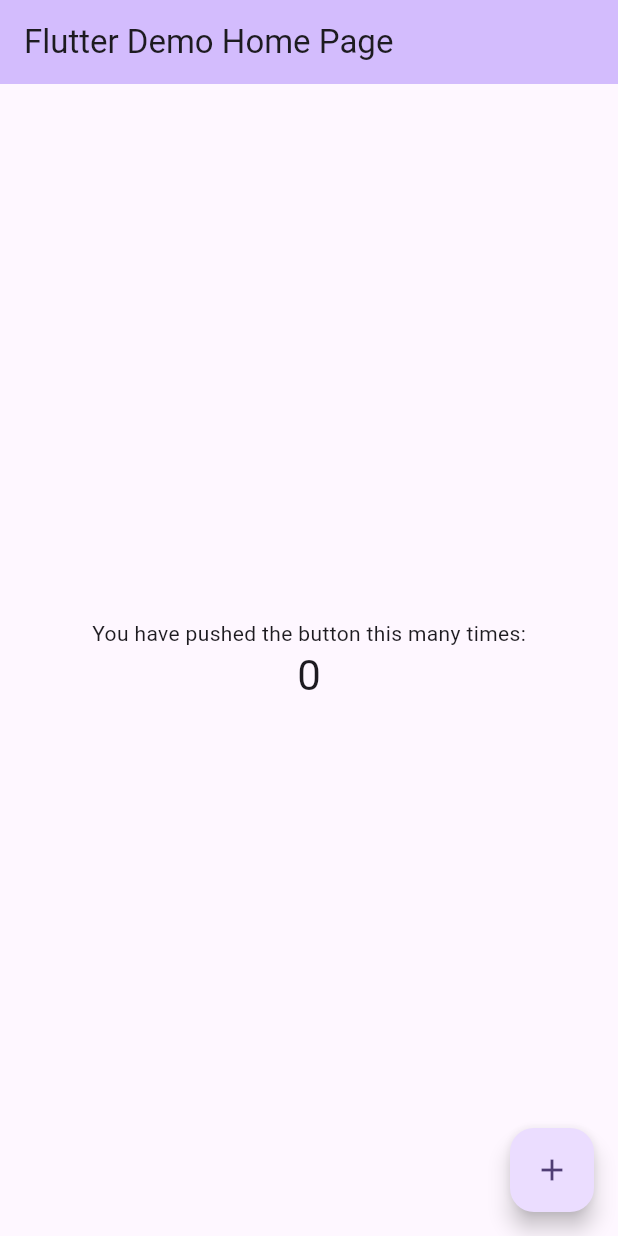
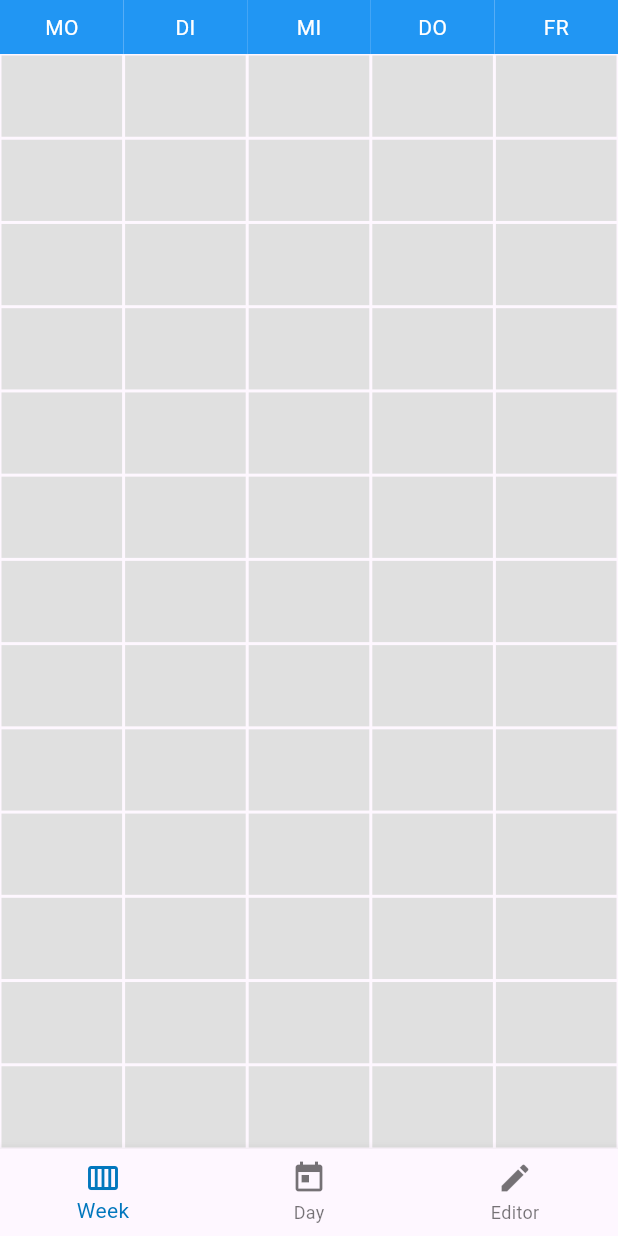
Before and after one commit to PabloDeges/StudySync, a Flutter app: the screen it shows after launch, on a phone screen of 412 x 824 dp. Run offline on Flutter 3.47's test engine with Material 3 defaults, Android fonts, the light colour scheme and no system bars.

Commit message:
grundgeruest stundenplanapp erstellt

```diff
--- a/lib/main.dart
+++ b/lib/main.dart
@@ -1,125 +1,165 @@
 import 'package:flutter/material.dart';
 
 void main() {
-  runApp(const MyApp());
+  runApp(StudySyncApp());
 }
 
-class MyApp extends StatelessWidget {
-  const MyApp({super.key});
-
-  // This widget is the root of your application.
+class StudySyncApp extends StatelessWidget {
   @override
   Widget build(BuildContext context) {
     return MaterialApp(
-      title: 'Flutter Demo',
+      title: 'StudySync App',
       theme: ThemeData(
-        // This is the theme of your application.
-        //
-        // TRY THIS: Try running your application with "flutter run". You'll see
-        // the application has a purple toolbar. Then, without quitting the app,
-        // try changing the seedColor in the colorScheme below to Colors.green
-        // and then invoke "hot reload" (save your changes or press the "hot
-        // reload" button in a Flutter-supported IDE, or press "r" if you used
-        // the command line to start the app).
-        //
-        // Notice that the counter didn't reset back to zero; the application
-        // state is not lost during the reload. To reset the state, use hot
-        // restart instead.
-        //
-        // This works for code too, not just values: Most code changes can be
-        // tested with just a hot reload.
-        colorScheme: ColorScheme.fromSeed(seedColor: Colors.deepPurple),
-        useMaterial3: true,
+        primarySwatch: Colors.lightBlue,
       ),
-      home: const MyHomePage(title: 'Flutter Demo Home Page'),
+      home: StudySyncHomePage(),
     );
   }
 }
 
-class MyHomePage extends StatefulWidget {
-  const MyHomePage({super.key, required this.title});
-
-  // This widget is the home page of your application. It is stateful, meaning
-  // that it has a State object (defined below) that contains fields that affect
-  // how it looks.
-
-  // This class is the configuration for the state. It holds the values (in this
-  // case the title) provided by the parent (in this case the App widget) and
-  // used by the build method of the State. Fields in a Widget subclass are
-  // always marked "final".
-
-  final String title;
-
+class StudySyncHomePage extends StatefulWidget {
   @override
-  State<MyHomePage> createState() => _MyHomePageState();
+  _StudySyncHomePageState createState() => _StudySyncHomePageState();
 }
 
-class _MyHomePageState extends State<MyHomePage> {
-  int _counter = 0;
+class _StudySyncHomePageState extends State<StudySyncHomePage> {
+  int _selectedIndex = 0;
 
-  void _incrementCounter() {
+  static List<Widget> _widgetOptions = <Widget>[
+    WeekView(),
+    DayView(),
+    EditorView(),
+  ];
+
+  void _onItemTapped(int index) {
     setState(() {
-      // This call to setState tells the Flutter framework that something has
-      // changed in this State, which causes it to rerun the build method below
-      // so that the display can reflect the updated values. If we changed
-      // _counter without calling setState(), then the build method would not be
-      // called again, and so nothing would appear to happen.
-      _counter++;
+      _selectedIndex = index;
     });
   }
 
   @override
   Widget build(BuildContext context) {
-    // This method is rerun every time setState is called, for instance as done
-    // by the _incrementCounter method above.
-    //
-    // The Flutter framework has been optimized to make rerunning build methods
-    // fast, so that you can just rebuild anything that needs updating rather
-    // than having to individually change instances of widgets.
     return Scaffold(
-      appBar: AppBar(
-        // TRY THIS: Try changing the color here to a specific color (to
-        // Colors.amber, perhaps?) and trigger a hot reload to see the AppBar
-        // change color while the other colors stay the same.
-        backgroundColor: Theme.of(context).colorScheme.inversePrimary,
-        // Here we take the value from the MyHomePage object that was created by
-        // the App.build method, and use it to set our appbar title.
-        title: Text(widget.title),
+      body: _widgetOptions.elementAt(_selectedIndex),
+      bottomNavigationBar: BottomNavigationBar(
+        items: const <BottomNavigationBarItem>[
+          BottomNavigationBarItem(
+            icon: Icon(Icons.calendar_view_week),
+            label: 'Week',
+          ),
+          BottomNavigationBarItem(
+            icon: Icon(Icons.today),
+            label: 'Day',
+          ),
+          BottomNavigationBarItem(
+            icon: Icon(Icons.edit),
+            label: 'Editor',
+          ),
+        ],
+        currentIndex: _selectedIndex,
+        selectedItemColor: Colors.lightBlue[800],
+        onTap: _onItemTapped,
       ),
-      body: Center(
-        // Center is a layout widget. It takes a single child and positions it
-        // in the middle of the parent.
-        child: Column(
-          // Column is also a layout widget. It takes a list of children and
-          // arranges them vertically. By default, it sizes itself to fit its
-          // children horizontally, and tries to be as tall as its parent.
-          //
-          // Column has various properties to control how it sizes itself and
-          // how it positions its children. Here we use mainAxisAlignment to
-          // center the children vertically; the main axis here is the vertical
-          // axis because Columns are vertical (the cross axis would be
-          // horizontal).
-          //
-          // TRY THIS: Invoke "debug painting" (choose the "Toggle Debug Paint"
-          // action in the IDE, or press "p" in the console), to see the
-          // wireframe for each widget.
-          mainAxisAlignment: MainAxisAlignment.center,
-          children: <Widget>[
-            const Text(
-              'You have pushed the button this many times:',
-            ),
-            Text(
-              '$_counter',
-              style: Theme.of(context).textTheme.headlineMedium,
-            ),
-          ],
-        ),
-      ),
-      floatingActionButton: FloatingActionButton(
-        onPressed: _incrementCounter,
-        tooltip: 'Increment',
-        child: const Icon(Icons.add),
-      ), // This trailing comma makes auto-formatting nicer for build methods.
     );
   }
 }
+
+class WeekView extends StatelessWidget {
+  @override
+  Widget build(BuildContext context) {
+    return Column(
+      children: [
+        WeekdayIndicator(),
+        Expanded(child: StudySyncGrid()),
+      ],
+    );
+  }
+}
+
+class DayView extends StatelessWidget {
+  @override
+  Widget build(BuildContext context) {
+    return Column(
+      children: [
+        WeekdayIndicator(),
+        Expanded(child: DayStudySync()),
+      ],
+    );
+  }
+}
+
+class EditorView extends StatelessWidget {
+  @override
+  Widget build(BuildContext context) {
+    return Center(
+      child: Text('Editor View'),
+    );
+  }
+}
+
+class WeekdayIndicator extends StatelessWidget {
+  @override
+  Widget build(BuildContext context) {
+    return Row(
+      children: List.generate(5, (index) {
+        return Expanded(
+          child: Container(
+            padding: EdgeInsets.all(8.0),
+            color: Colors.blue,
+            child: Center(
+              child: Text(
+                ['MO', 'DI', 'MI', 'DO', 'FR'][index],
+                style: TextStyle(color: Colors.white),
+              ),
+            ),
+          ),
+        );
+      }),
+    );
+  }
+}
+
+class StudySyncGrid extends StatelessWidget {
+  @override
+  Widget build(BuildContext context) {
+    // Calculate the height of each cell based on the screen height
+    final double cellHeight =
+        (MediaQuery.of(context).size.height - kBottomNavigationBarHeight - 64) /
+            13;
+
+    return Column(
+      children: List.generate(13, (row) {
+        return Row(
+          children: List.generate(5, (col) {
+            return Expanded(
+              child: Container(
+                margin: EdgeInsets.all(1.0),
+                height: cellHeight,
+                color: Colors.grey[300],
+              ),
+            );
+          }),
+        );
+      }),
+    );
+  }
+}
+
+class DayStudySync extends StatelessWidget {
+  @override
+  Widget build(BuildContext context) {
+    // Calculate the height of each cell based on the screen height
+    final double cellHeight =
+        (MediaQuery.of(context).size.height - kBottomNavigationBarHeight - 64) /
+            13;
+    return Column(
+      children: List.generate(13, (index) {
+        return Container(
+          margin: EdgeInsets.all(1.0),
+          height: cellHeight,
+          color: Colors.grey[300],
+        );
+      }),
+    );
+  }
+}
```
